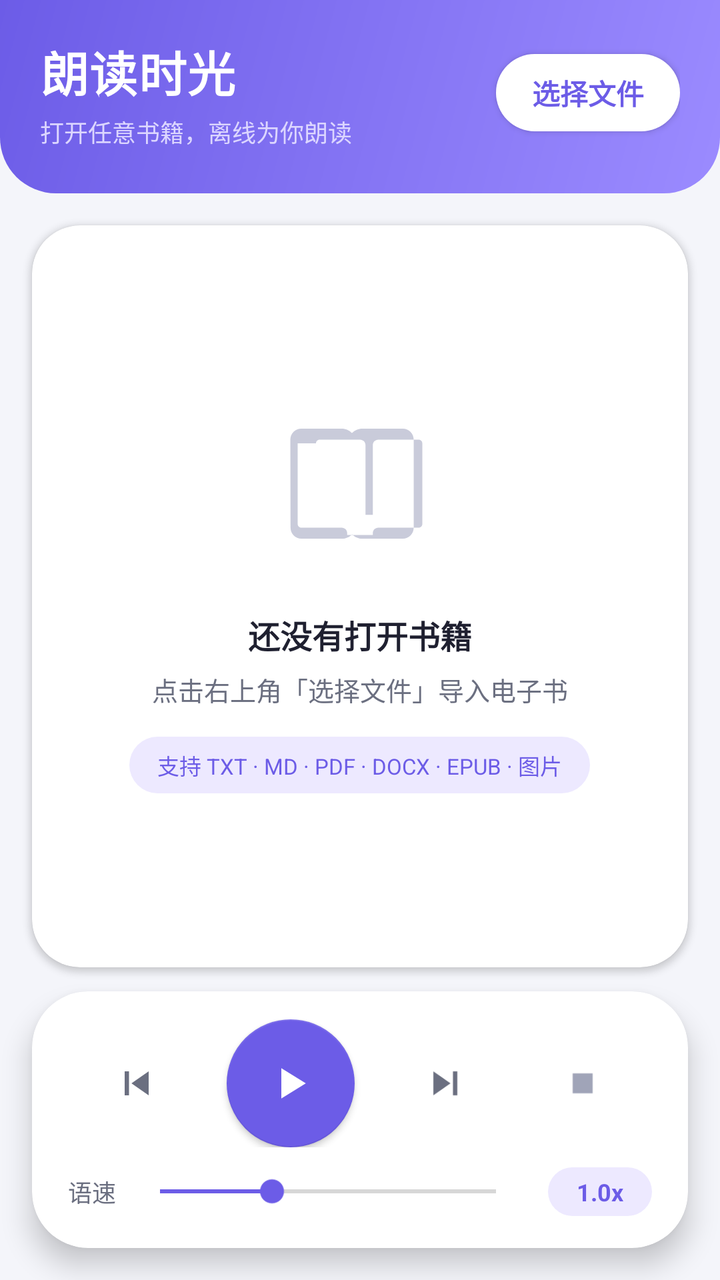
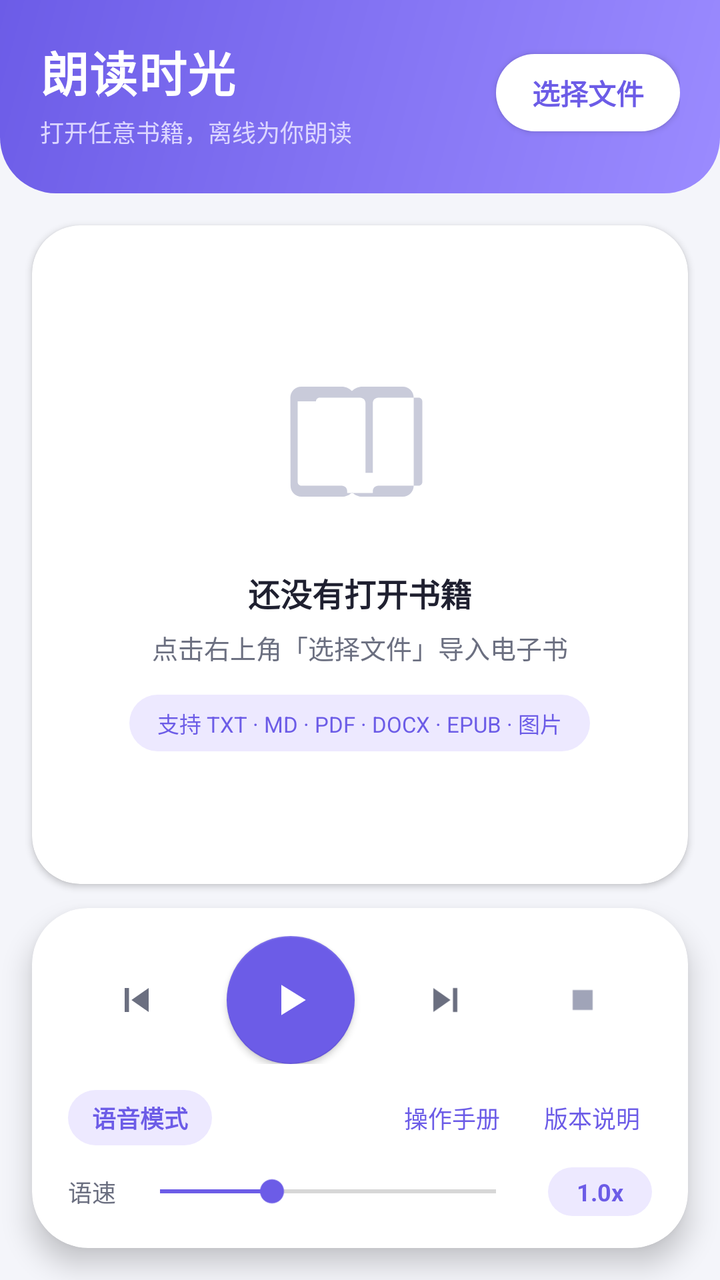

Compare the two renders of this Android layout. The source of the first and the diff that turns it into the second are given below.
<!-- AndroidManifest.xml: application theme Theme.EbookVoiceReader -->
<!-- res/layout/activity_main.xml -->
<?xml version="1.0" encoding="utf-8"?>
<androidx.constraintlayout.widget.ConstraintLayout xmlns:android="http://schemas.android.com/apk/res/android"
    xmlns:app="http://schemas.android.com/apk/res-auto"
    android:layout_width="match_parent"
    android:layout_height="match_parent"
    android:background="@color/bg">

    
    <LinearLayout
        android:id="@+id/header"
        android:layout_width="0dp"
        android:layout_height="wrap_content"
        android:background="@drawable/bg_header"
        android:orientation="vertical"
        android:paddingStart="20dp"
        android:paddingTop="18dp"
        android:paddingEnd="20dp"
        android:paddingBottom="22dp"
        app:layout_constraintEnd_toEndOf="parent"
        app:layout_constraintStart_toStartOf="parent"
        app:layout_constraintTop_toTopOf="parent">

        <LinearLayout
            android:layout_width="match_parent"
            android:layout_height="wrap_content"
            android:gravity="center_vertical"
            android:orientation="horizontal">

            <LinearLayout
                android:layout_width="0dp"
                android:layout_height="wrap_content"
                android:layout_weight="1"
                android:orientation="vertical">

                <TextView
                    android:layout_width="wrap_content"
                    android:layout_height="wrap_content"
                    android:letterSpacing="0.02"
                    android:text="@string/app_name"
                    android:textColor="@color/white"
                    android:textSize="24sp"
                    android:textStyle="bold" />

                <TextView
                    android:id="@+id/tvHeaderHint"
                    android:layout_width="wrap_content"
                    android:layout_height="wrap_content"
                    android:layout_marginTop="4dp"
                    android:text="@string/header_subtitle"
                    android:textColor="@color/header_text_sub"
                    android:textSize="12sp" />
            </LinearLayout>

            <com.google.android.material.button.MaterialButton
                android:id="@+id/btnOpenFile"
                style="@style/Widget.PillButton"
                android:layout_width="wrap_content"
                android:layout_height="wrap_content"
                android:text="@string/select_file"
                android:textColor="@color/primary"
                android:textStyle="bold"
                app:backgroundTint="@color/white" />
        </LinearLayout>

        <TextView
            android:id="@+id/tvTitle"
            android:layout_width="match_parent"
            android:layout_height="wrap_content"
            android:layout_marginTop="16dp"
            android:ellipsize="end"
            android:maxLines="2"
            android:textColor="@color/white"
            android:textSize="16sp"
            android:textStyle="bold"
            android:visibility="gone" />

        <TextView
            android:id="@+id/tvStatus"
            android:layout_width="match_parent"
            android:layout_height="wrap_content"
            android:layout_marginTop="4dp"
            android:alpha="0.85"
            android:textColor="@color/header_text_sub"
            android:textSize="12sp"
            android:visibility="gone" />
    </LinearLayout>

    
    <com.google.android.material.card.MaterialCardView
        android:id="@+id/cardContent"
        android:layout_width="0dp"
        android:layout_height="0dp"
        android:layout_marginStart="16dp"
        android:layout_marginTop="16dp"
        android:layout_marginEnd="16dp"
        android:layout_marginBottom="12dp"
        app:cardBackgroundColor="@color/surface"
        app:cardCornerRadius="24dp"
        app:cardElevation="2dp"
        app:strokeWidth="0dp"
        app:layout_constraintBottom_toTopOf="@id/cardControl"
        app:layout_constraintEnd_toEndOf="parent"
        app:layout_constraintStart_toStartOf="parent"
        app:layout_constraintTop_toBottomOf="@id/header">

        <FrameLayout
            android:layout_width="match_parent"
            android:layout_height="match_parent">

            <ScrollView
                android:id="@+id/scrollView"
                android:layout_width="match_parent"
                android:layout_height="match_parent"
                android:clipToPadding="false"
                android:paddingStart="20dp"
                android:paddingTop="20dp"
                android:paddingEnd="20dp"
                android:paddingBottom="24dp"
                android:scrollbars="none">

                <TextView
                    android:id="@+id/tvContent"
                    android:layout_width="match_parent"
                    android:layout_height="wrap_content"
                    android:lineSpacingExtra="9dp"
                    android:textColor="@color/text_primary"
                    android:textSize="17sp" />
            </ScrollView>

            
            <LinearLayout
                android:id="@+id/emptyState"
                android:layout_width="match_parent"
                android:layout_height="match_parent"
                android:gravity="center"
                android:orientation="vertical"
                android:padding="24dp">

                <ImageView
                    android:layout_width="88dp"
                    android:layout_height="88dp"
                    android:contentDescription="@string/empty_title"
                    android:src="@drawable/ic_book" />

                <TextView
                    android:layout_width="wrap_content"
                    android:layout_height="wrap_content"
                    android:layout_marginTop="18dp"
                    android:text="@string/empty_title"
                    android:textColor="@color/text_primary"
                    android:textSize="16sp"
                    android:textStyle="bold" />

                <TextView
                    android:layout_width="wrap_content"
                    android:layout_height="wrap_content"
                    android:layout_marginTop="6dp"
                    android:gravity="center"
                    android:text="@string/empty_desc"
                    android:textColor="@color/text_secondary"
                    android:textSize="13sp" />

                <TextView
                    android:layout_width="wrap_content"
                    android:layout_height="wrap_content"
                    android:layout_marginTop="14dp"
                    android:background="@drawable/bg_chip"
                    android:paddingStart="14dp"
                    android:paddingTop="6dp"
                    android:paddingEnd="14dp"
                    android:paddingBottom="6dp"
                    android:text="@string/select_format_hint"
                    android:textColor="@color/primary"
                    android:textSize="11sp" />
            </LinearLayout>

            
            <LinearLayout
                android:id="@+id/loadingOverlay"
                android:layout_width="match_parent"
                android:layout_height="match_parent"
                android:background="@drawable/bg_loading"
                android:gravity="center"
                android:orientation="vertical"
                android:visibility="gone">

                <ProgressBar
                    android:layout_width="40dp"
                    android:layout_height="40dp"
                    android:indeterminateTint="@color/primary" />

                <TextView
                    android:id="@+id/tvLoading"
                    android:layout_width="wrap_content"
                    android:layout_height="wrap_content"
                    android:layout_marginTop="14dp"
                    android:text="@string/loading"
                    android:textColor="@color/text_secondary"
                    android:textSize="13sp" />
            </LinearLayout>
        </FrameLayout>
    </com.google.android.material.card.MaterialCardView>

    
    <com.google.android.material.card.MaterialCardView
        android:id="@+id/cardControl"
        android:layout_width="0dp"
        android:layout_height="wrap_content"
        android:layout_marginStart="16dp"
        android:layout_marginEnd="16dp"
        android:layout_marginBottom="16dp"
        app:cardBackgroundColor="@color/surface"
        app:cardCornerRadius="28dp"
        app:cardElevation="8dp"
        app:strokeWidth="0dp"
        app:layout_constraintBottom_toBottomOf="parent"
        app:layout_constraintEnd_toEndOf="parent"
        app:layout_constraintStart_toStartOf="parent">

        <LinearLayout
            android:layout_width="match_parent"
            android:layout_height="wrap_content"
            android:orientation="vertical"
            android:paddingStart="18dp"
            android:paddingTop="14dp"
            android:paddingEnd="18dp"
            android:paddingBottom="16dp">

            <LinearLayout
                android:layout_width="match_parent"
                android:layout_height="wrap_content"
                android:gravity="center"
                android:orientation="horizontal">

                <FrameLayout
                    android:layout_width="0dp"
                    android:layout_height="56dp"
                    android:layout_weight="1">

                    <ImageButton
                        android:id="@+id/btnPrev"
                        android:layout_width="46dp"
                        android:layout_height="46dp"
                        android:layout_gravity="center"
                        android:background="?attr/selectableItemBackgroundBorderless"
                        android:contentDescription="@string/prev_para"
                        android:src="@drawable/ic_skip_prev" />
                </FrameLayout>

                <FrameLayout
                    android:layout_width="0dp"
                    android:layout_height="wrap_content"
                    android:layout_weight="1.25">

                    <com.google.android.material.floatingactionbutton.FloatingActionButton
                        android:id="@+id/btnPlayPause"
                        android:layout_width="64dp"
                        android:layout_height="64dp"
                        android:layout_gravity="center"
                        android:contentDescription="@string/play"
                        android:src="@drawable/ic_play"
                        app:backgroundTint="@color/primary"
                        app:elevation="2dp"
                        app:fabCustomSize="64dp"
                        app:maxImageSize="28dp"
                        app:rippleColor="#33FFFFFF"
                        app:tint="@color/white" />
                </FrameLayout>

                <FrameLayout
                    android:layout_width="0dp"
                    android:layout_height="56dp"
                    android:layout_weight="1">

                    <ImageButton
                        android:id="@+id/btnNext"
                        android:layout_width="46dp"
                        android:layout_height="46dp"
                        android:layout_gravity="center"
                        android:background="?attr/selectableItemBackgroundBorderless"
                        android:contentDescription="@string/next_para"
                        android:src="@drawable/ic_skip_next" />
                </FrameLayout>

                <FrameLayout
                    android:layout_width="0dp"
                    android:layout_height="56dp"
                    android:layout_weight="1">

                    <ImageButton
                        android:id="@+id/btnStop"
                        android:layout_width="40dp"
                        android:layout_height="40dp"
                        android:layout_gravity="center"
                        android:background="?attr/selectableItemBackgroundBorderless"
                        android:contentDescription="@string/stop"
                        android:src="@drawable/ic_stop" />
                </FrameLayout>
            </LinearLayout>

            <LinearLayout
                android:layout_width="match_parent"
                android:layout_height="wrap_content"
                android:layout_marginTop="10dp"
                android:gravity="center_vertical"
                android:orientation="horizontal">

                <TextView
                    android:layout_width="wrap_content"
                    android:layout_height="wrap_content"
                    android:text="@string/speed"
                    android:textColor="@color/text_secondary"
                    android:textSize="12sp" />

                <SeekBar
                    android:id="@+id/seekSpeed"
                    android:layout_width="0dp"
                    android:layout_height="wrap_content"
                    android:layout_marginStart="6dp"
                    android:layout_marginEnd="10dp"
                    android:layout_weight="1"
                    android:max="15"
                    android:progress="5"
                    android:progressTint="@color/primary"
                    android:thumbTint="@color/primary" />

                <TextView
                    android:id="@+id/tvSpeedValue"
                    android:layout_width="wrap_content"
                    android:layout_height="wrap_content"
                    android:background="@drawable/bg_chip"
                    android:gravity="center"
                    android:minWidth="52dp"
                    android:paddingStart="10dp"
                    android:paddingTop="4dp"
                    android:paddingEnd="10dp"
                    android:paddingBottom="4dp"
                    android:text="1.0x"
                    android:textColor="@color/primary"
                    android:textSize="12sp"
                    android:textStyle="bold" />
            </LinearLayout>
        </LinearLayout>
    </com.google.android.material.card.MaterialCardView>

</androidx.constraintlayout.widget.ConstraintLayout>
<!-- resources referenced by this layout -->
<resources>
  <color name="bg">#FFF4F5FA</color>
  <color name="header_text_sub">#FFDCD6FF</color>
  <color name="primary">#FF6C5CE7</color>
  <color name="surface">#FFFFFFFF</color>
  <color name="text_primary">#FF1F2030</color>
  <color name="text_secondary">#FF6B6F80</color>
  <color name="white">#FFFFFFFF</color>
  <!-- drawable bg_chip (drawable) -->
  <?xml version="1.0" encoding="utf-8"?>
  <shape xmlns:android="http://schemas.android.com/apk/res/android"
      android:shape="rectangle">
      <solid android:color="@color/primary_light" />
      <corners android:radius="100dp" />
  </shape>
  <!-- drawable bg_header (drawable) -->
  <?xml version="1.0" encoding="utf-8"?>
  <shape xmlns:android="http://schemas.android.com/apk/res/android"
      android:shape="rectangle">
      <gradient
          android:angle="315"
          android:endColor="#FF9B8BFF"
          android:startColor="#FF6C5CE7"
          android:type="linear" />
      <corners
          android:bottomLeftRadius="28dp"
          android:bottomRightRadius="28dp" />
  </shape>
  <!-- drawable bg_loading (drawable) -->
  <?xml version="1.0" encoding="utf-8"?>
  <shape xmlns:android="http://schemas.android.com/apk/res/android"
      android:shape="rectangle">
      <solid android:color="#F5FFFFFF" />
      <corners android:radius="24dp" />
  </shape>
  <!-- drawable ic_play (drawable) -->
  <?xml version="1.0" encoding="utf-8"?>
  <vector xmlns:android="http://schemas.android.com/apk/res/android"
      android:width="24dp"
      android:height="24dp"
      android:viewportWidth="24"
      android:viewportHeight="24">
      <path
          android:fillColor="#FFFFFFFF"
          android:pathData="M8,5.5 L18.5,12 L8,18.5 Z" />
  </vector>
  <!-- drawable ic_skip_next (drawable) -->
  <?xml version="1.0" encoding="utf-8"?>
  <vector xmlns:android="http://schemas.android.com/apk/res/android"
      android:width="24dp"
      android:height="24dp"
      android:viewportWidth="24"
      android:viewportHeight="24"
      android:tint="#FF6B6F80">
      <path
          android:fillColor="#FFFFFFFF"
          android:pathData="M15.8,6 h2.2 v12 h-2.2 z M6,6 L14.6,12 L6,18 z" />
  </vector>
  <!-- drawable ic_skip_prev (drawable) -->
  <?xml version="1.0" encoding="utf-8"?>
  <vector xmlns:android="http://schemas.android.com/apk/res/android"
      android:width="24dp"
      android:height="24dp"
      android:viewportWidth="24"
      android:viewportHeight="24"
      android:tint="#FF6B6F80">
      <path
          android:fillColor="#FFFFFFFF"
          android:pathData="M6,6 h2.2 v12 h-2.2 z M18,18 L9.4,12 L18,6 z" />
  </vector>
  <!-- drawable ic_stop (drawable) -->
  <?xml version="1.0" encoding="utf-8"?>
  <vector xmlns:android="http://schemas.android.com/apk/res/android"
      android:width="24dp"
      android:height="24dp"
      android:viewportWidth="24"
      android:viewportHeight="24"
      android:tint="#FFA0A4B8">
      <path
          android:fillColor="#FFFFFFFF"
          android:pathData="M7,7 h10 v10 h-10 z" />
  </vector>
  <string name="app_name">朗读时光</string>
  <string name="empty_desc">点击右上角「选择文件」导入电子书</string>
  <string name="empty_title">还没有打开书籍</string>
  <string name="header_subtitle">打开任意书籍，离线为你朗读</string>
  <string name="loading">正在解析文档…</string>
  <string name="next_para">下一段</string>
  <string name="play">朗读</string>
  <string name="prev_para">上一段</string>
  <string name="select_file">选择文件</string>
  <string name="select_format_hint">支持 TXT · MD · PDF · DOCX · EPUB · 图片</string>
  <string name="speed">语速</string>
  <string name="stop">停止</string>
  <color name="primary_light">#FFEDE9FF</color>
  <color name="primary_dark">#FF5546C9</color>
  <color name="accent">#FF00C2A8</color>
  <!-- unchanged entries left out for length: 3 -->
</resources>

<!-- the commit's change to res/layout/activity_main.xml (unified diff, before → after) -->
@@ -301,6 +301,60 @@
             <LinearLayout
                 android:layout_width="match_parent"
                 android:layout_height="wrap_content"
+                android:layout_marginTop="12dp"
+                android:gravity="center_vertical"
+                android:orientation="horizontal">
+
+                <TextView
+                    android:id="@+id/tvVoiceMode"
+                    android:layout_width="wrap_content"
+                    android:layout_height="wrap_content"
+                    android:background="@drawable/bg_chip"
+                    android:clickable="true"
+                    android:focusable="true"
+                    android:paddingStart="12dp"
+                    android:paddingTop="5dp"
+                    android:paddingEnd="12dp"
+                    android:paddingBottom="5dp"
+                    android:text="@string/voice_mode"
+                    android:textColor="@color/primary"
+                    android:textSize="12sp"
+                    android:textStyle="bold" />
+
+                <View
+                    android:layout_width="0dp"
+                    android:layout_height="1dp"
+                    android:layout_weight="1" />
+
+                <TextView
+                    android:id="@+id/btnManual"
+                    android:layout_width="wrap_content"
+                    android:layout_height="wrap_content"
+                    android:background="?attr/selectableItemBackgroundBorderless"
+                    android:clickable="true"
+                    android:focusable="true"
+                    android:padding="6dp"
+                    android:text="@string/manual"
+                    android:textColor="@color/primary"
+                    android:textSize="12sp" />
+
+                <TextView
+                    android:id="@+id/btnChangelog"
+                    android:layout_width="wrap_content"
+                    android:layout_height="wrap_content"
+                    android:layout_marginStart="10dp"
+                    android:background="?attr/selectableItemBackgroundBorderless"
+                    android:clickable="true"
+                    android:focusable="true"
+                    android:padding="6dp"
+                    android:text="@string/changelog"
+                    android:textColor="@color/primary"
+                    android:textSize="12sp" />
+            </LinearLayout>
+
+            <LinearLayout
+                android:layout_width="match_parent"
+                android:layout_height="wrap_content"
                 android:layout_marginTop="10dp"
                 android:gravity="center_vertical"
                 android:orientation="horizontal">
<!-- resource entries referenced after the edit -->
@@ -82,10 +82,12 @@
           android:pathData="M7,7 h10 v10 h-10 z" />
   </vector>
   <string name="app_name">朗读时光</string>
+  <string name="changelog">版本说明</string>
   <string name="empty_desc">点击右上角「选择文件」导入电子书</string>
   <string name="empty_title">还没有打开书籍</string>
   <string name="header_subtitle">打开任意书籍，离线为你朗读</string>
   <string name="loading">正在解析文档…</string>
+  <string name="manual">操作手册</string>
   <string name="next_para">下一段</string>
   <string name="play">朗读</string>
   <string name="prev_para">上一段</string>
@@ -93,6 +95,7 @@
   <string name="select_format_hint">支持 TXT · MD · PDF · DOCX · EPUB · 图片</string>
   <string name="speed">语速</string>
   <string name="stop">停止</string>
+  <string name="voice_mode">语音模式</string>
   <color name="primary_light">#FFEDE9FF</color>
   <color name="primary_dark">#FF5546C9</color>
   <color name="accent">#FF00C2A8</color>
